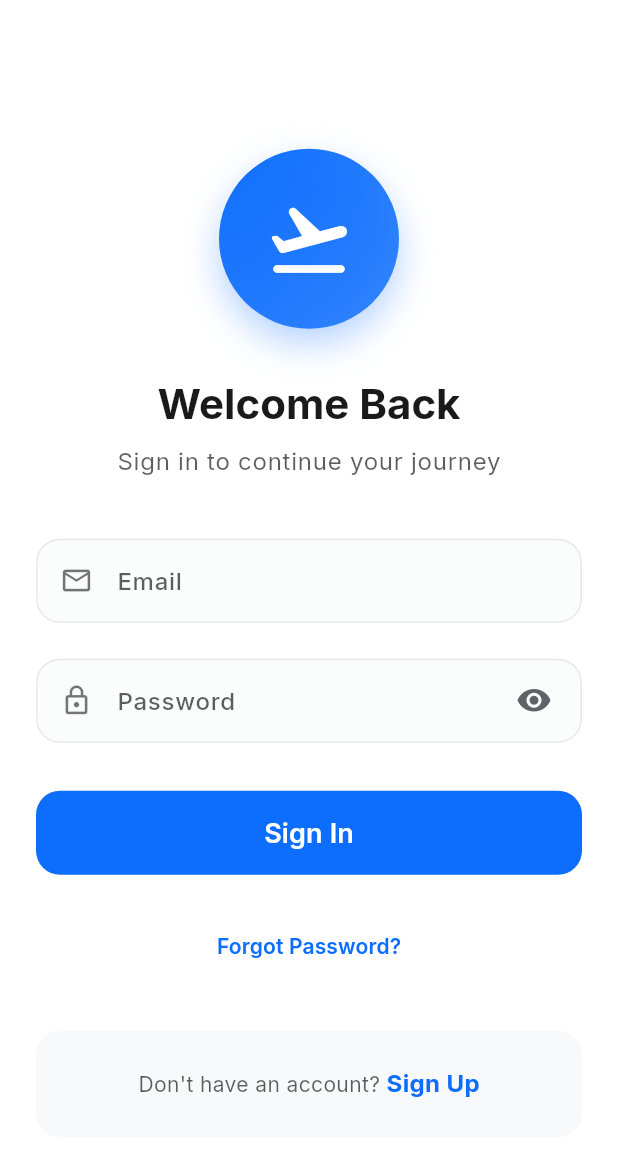
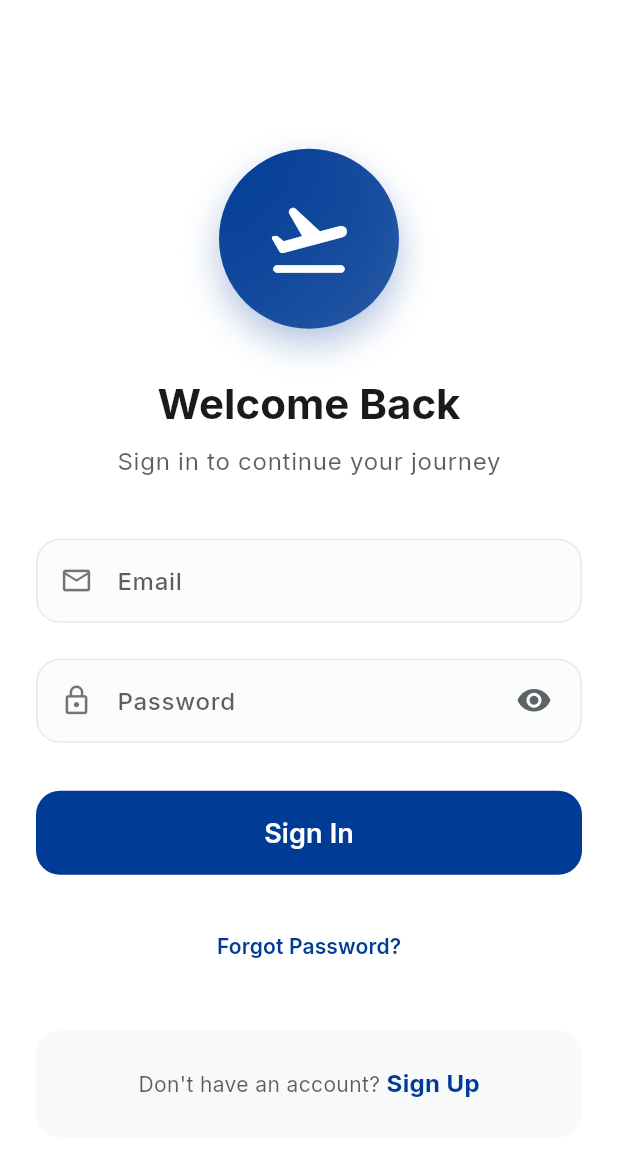
Before and after one commit to aidrizi23/tour_flutter_main, a Flutter app: the screen it shows after launch, on a phone screen of 412 x 824 dp, the part 59-1215 px from its top. Run offline on Flutter 3.47's test engine with Material 3 defaults, Android fonts, the phone set to English and light mode, and no system bars; our stand-ins replace google_fonts, shared_preferences; missing offline and left inert: flutter_stripe; accounts and stored records are empty.

Commit message:
Add mobile home layout and update theme

```diff
--- a/lib/theme/app_theme.dart
+++ b/lib/theme/app_theme.dart
@@ -5,9 +5,9 @@ import 'package:google_fonts/google_fonts.dart';
 class AppTheme {
   /// Light [ThemeData] inspired by modern web aesthetics.
   static ThemeData light() {
-    const primaryColor = Color(0xFF0D6EFD); // Bootstrap blue
-    const secondaryColor = Color(0xFF6610F2); // Accent purple
-    const accentColor = Color(0xFF198754); // Success green
+    const primaryColor = Color(0xFF003B95); // Booking.com blue
+    const secondaryColor = Color(0xFFFFB700); // Accent yellow
+    const accentColor = Color(0xFF00A698); // Complimentary teal
     const backgroundColor = Color(0xFFF8F9FA);
     const surfaceColor = Color(0xFFFFFFFF);
     const cardColor = Color(0xFFFFFFFF);
@@ -100,9 +100,9 @@ class AppTheme {
 
   /// Dark [ThemeData] providing a complementary palette.
   static ThemeData dark() {
-    const primaryColor = Color(0xFF0D6EFD); // Same base blue
-    const secondaryColor = Color(0xFF7C4DFF);
-    const accentColor = Color(0xFF20C997);
+    const primaryColor = Color(0xFF003B95); // Same base blue
+    const secondaryColor = Color(0xFFFFB700);
+    const accentColor = Color(0xFF00A698);
     const backgroundColor = Color(0xFF121212);
     const surfaceColor = Color(0xFF1E1E1E);
     const cardColor = Color(0xFF2C2C2C);
```
Also changed, not shown: lib/screens/favorites/favorites_screen.dart (added, +16 -0 lines), lib/screens/home/home_mobile_screen.dart (added, +22 -0 lines), lib/screens/home/home_screen.dart (+48 -9 lines).
